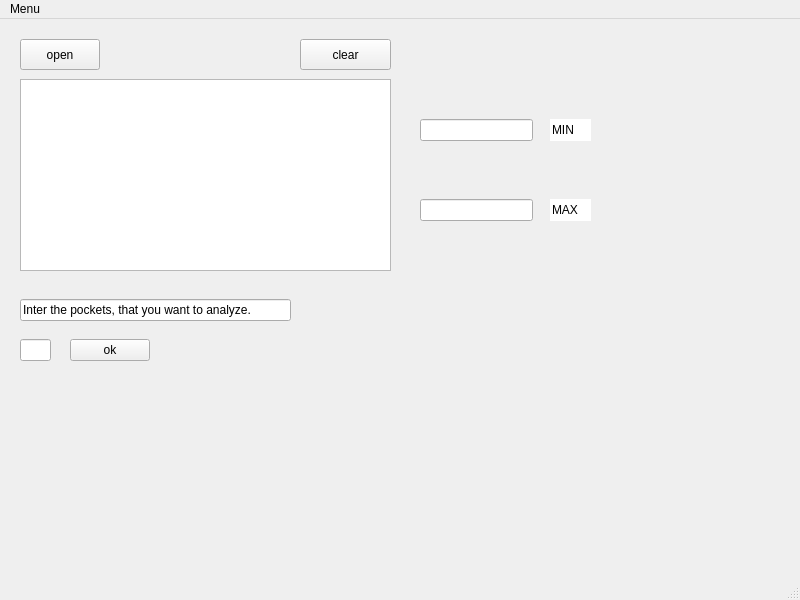
Above: sniffer.ui from dda-661-4/project before the change. Below: the same form after it.
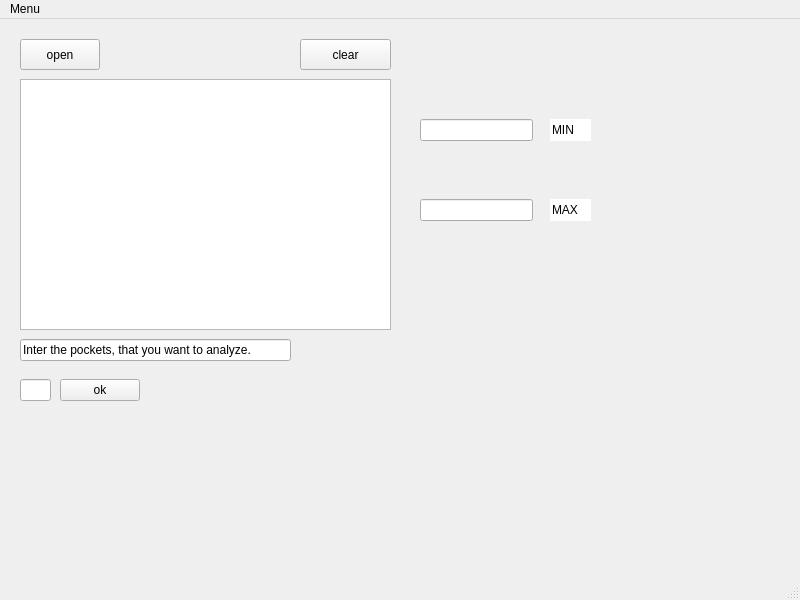
That is the form after the change.

```diff
--- a/sniffer.ui
+++ b/sniffer.ui
@@ -17,8 +17,8 @@
    <widget class="QPushButton" name="ok">
     <property name="geometry">
      <rect>
-      <x>70</x>
-      <y>320</y>
+      <x>60</x>
+      <y>360</y>
       <width>80</width>
       <height>22</height>
      </rect>
@@ -31,7 +31,7 @@
     <property name="geometry">
      <rect>
       <x>20</x>
-      <y>280</y>
+      <y>320</y>
       <width>271</width>
       <height>22</height>
      </rect>
@@ -44,7 +44,7 @@
     <property name="geometry">
      <rect>
       <x>20</x>
-      <y>320</y>
+      <y>360</y>
       <width>31</width>
       <height>22</height>
      </rect>
@@ -82,7 +82,7 @@
       <x>20</x>
       <y>60</y>
       <width>371</width>
-      <height>192</height>
+      <height>251</height>
      </rect>
     </property>
    </widget>
```
